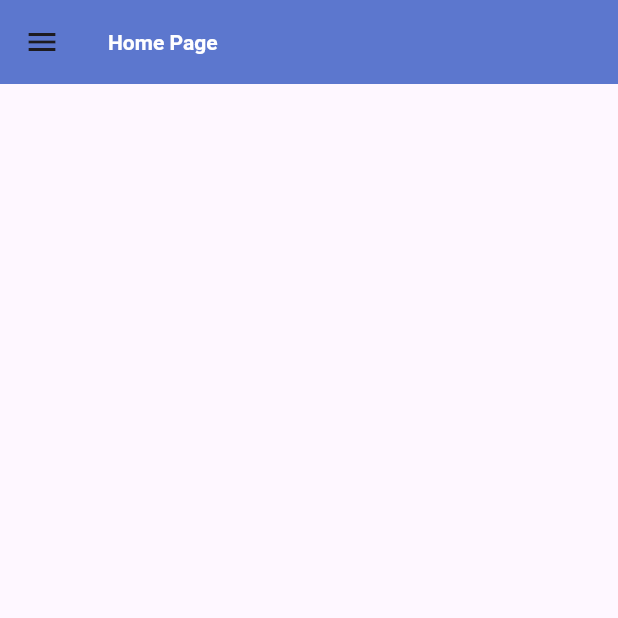
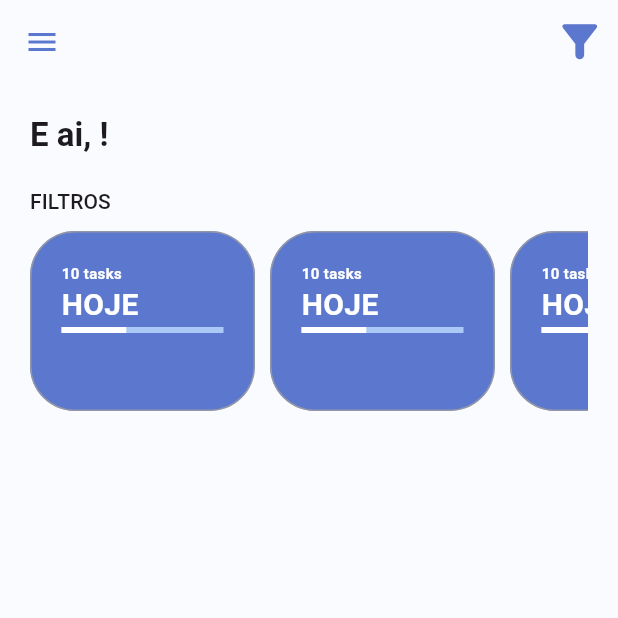
Before and after one commit to soapmactavish23/todo_list_provider, a Flutter app: the screen it shows once a user with an empty profile is signed in, on a phone screen of 412 x 824 dp, the top half of it. Run offline on Flutter 3.47's test engine with Material 3 defaults, Android fonts, the phone set to English and light mode, and no system bars; our stand-ins replace firebase_auth, firebase_core, flutter_signin_button, google_fonts, google_sign_in, sqflite and 2 more; missing offline and left inert: flutter_overlay_loader, validatorless; accounts and stored records are empty; Roboto replaces fonts that are missing (Mandali).

Commit message:
Construindo header e filter

```diff
--- a/lib/app/modules/home/home_page.dart
+++ b/lib/app/modules/home/home_page.dart
@@ -1,5 +1,8 @@
 import 'package:flutter/material.dart';
+import 'package:todo_list_provider/app/core/ui/theme_extension.dart';
 import 'package:todo_list_provider/app/modules/home/widgets/home_drawer.dart';
+import 'package:todo_list_provider/app/modules/home/widgets/home_filter.dart';
+import 'package:todo_list_provider/app/modules/home/widgets/home_header.dart';
 
 class HomePage extends StatelessWidget {
   const HomePage({super.key});
@@ -8,12 +11,46 @@ class HomePage extends StatelessWidget {
   Widget build(BuildContext context) {
     return Scaffold(
       appBar: AppBar(
-        title: const Text(
-          'Home Page',
-        ),
+        iconTheme: IconThemeData(color: context.primaryColor),
+        backgroundColor: Colors.transparent,
+        elevation: 0,
+        actions: [
+          PopupMenuButton(
+            icon: const Icon(
+              Icons.filter_alt_rounded,
+              size: 35,
+            ),
+            itemBuilder: (_) => [
+              const PopupMenuItem(
+                child: Text('Mostrar tarefas concluídas'),
+              )
+            ],
+          ),
+        ],
       ),
+      backgroundColor: const Color(0xFFFAFBFE),
       drawer: HomeDrawer(),
-      body: Container(),
+      body: LayoutBuilder(
+        builder: (context, constraints) {
+          return SingleChildScrollView(
+            child: ConstrainedBox(
+              constraints: BoxConstraints(
+                minHeight: constraints.maxHeight,
+                minWidth: constraints.maxWidth,
+              ),
+              child: Container(
+                padding: const EdgeInsets.symmetric(horizontal: 20),
+                child: const IntrinsicHeight(
+                  child: Column(
+                    crossAxisAlignment: CrossAxisAlignment.start,
+                    children: [HomeHeader(), HomeFilter()],
+                  ),
+                ),
+              ),
+            ),
+          );
+        },
+      ),
     );
   }
 }
--- /dev/null
+++ b/lib/app/modules/home/widgets/home_filter.dart
@@ -0,0 +1,34 @@
+import 'package:flutter/material.dart';
+import 'package:todo_list_provider/app/core/ui/theme_extension.dart';
+import 'package:todo_list_provider/app/modules/home/widgets/todo_card_filter.dart';
+
+class HomeFilter extends StatelessWidget {
+  const HomeFilter({super.key});
+
+  @override
+  Widget build(BuildContext context) {
+    return Column(
+      crossAxisAlignment: CrossAxisAlignment.start,
+      children: [
+        Text(
+          'FILTROS',
+          style: context.textTheme.titleSmall,
+        ),
+        const SizedBox(
+          height: 10,
+        ),
+        const SingleChildScrollView(
+          scrollDirection: Axis.horizontal,
+          child: Row(
+            children: [
+              TodoCardFilter(),
+              TodoCardFilter(),
+              TodoCardFilter(),
+              TodoCardFilter(),
+            ],
+          ),
+        )
+      ],
+    );
+  }
+}
--- /dev/null
+++ b/lib/app/modules/home/widgets/home_header.dart
@@ -0,0 +1,30 @@
+import 'package:flutter/material.dart';
+import 'package:provider/provider.dart';
+import 'package:todo_list_provider/app/core/auth/todo_list_auth_provider.dart';
+import 'package:todo_list_provider/app/core/ui/theme_extension.dart';
+
+class HomeHeader extends StatelessWidget {
+  const HomeHeader({super.key});
+
+  @override
+  Widget build(BuildContext context) {
+    return Row(
+      children: [
+        Padding(
+          padding: const EdgeInsets.symmetric(vertical: 20),
+          child: Selector<TodoListAuthProvider, String>(
+            selector: (context, authProvider) =>
+                authProvider.user?.displayName ?? "Não informado",
+            builder: (_, value, __) {
+              return Text(
+                'E ai, $value!',
+                style: context.textTheme.titleLarge!
+                    .copyWith(fontWeight: FontWeight.bold),
+              );
+            },
+          ),
+        ),
+      ],
+    );
+  }
+}
--- /dev/null
+++ b/lib/app/modules/home/widgets/todo_card_filter.dart
@@ -0,0 +1,49 @@
+import 'package:flutter/material.dart';
+import 'package:todo_list_provider/app/core/ui/theme_extension.dart';
+
+class TodoCardFilter extends StatelessWidget {
+  const TodoCardFilter({super.key});
+
+  @override
+  Widget build(BuildContext context) {
+    return Container(
+      constraints: const BoxConstraints(
+        minHeight: 120,
+        maxWidth: 150,
+      ),
+      margin: const EdgeInsets.only(right: 10),
+      padding: const EdgeInsets.all(20),
+      decoration: BoxDecoration(
+        color: context.primaryColor,
+        border: Border.all(
+          width: 1,
+          color: Colors.grey.withOpacity(.8),
+        ),
+        borderRadius: BorderRadius.circular(30),
+      ),
+      child: Column(
+        crossAxisAlignment: CrossAxisAlignment.start,
+        children: [
+          Text(
+            '10 tasks',
+            style:
+                context.textStyle.copyWith(fontSize: 10, color: Colors.white),
+          ),
+          const Text(
+            'HOJE',
+            style: TextStyle(
+              fontSize: 20,
+              fontWeight: FontWeight.bold,
+              color: Colors.white,
+            ),
+          ),
+          LinearProgressIndicator(
+            backgroundColor: context.primaryColorLight,
+            valueColor: const AlwaysStoppedAnimation<Color>(Colors.white),
+            value: 0.4,
+          )
+        ],
+      ),
+    );
+  }
+}
```
